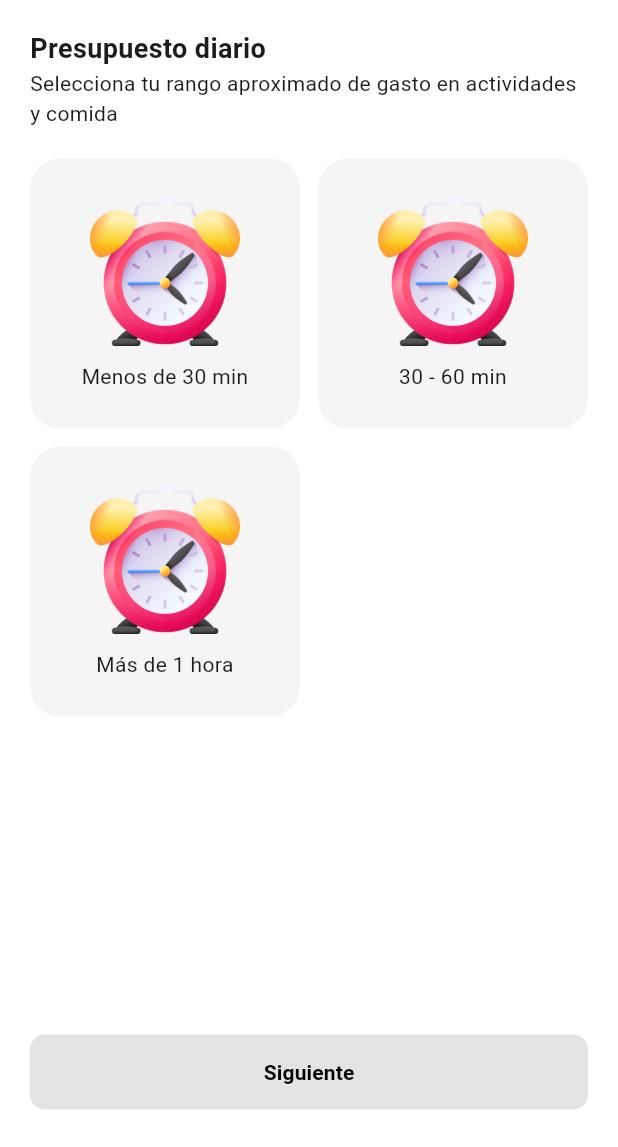
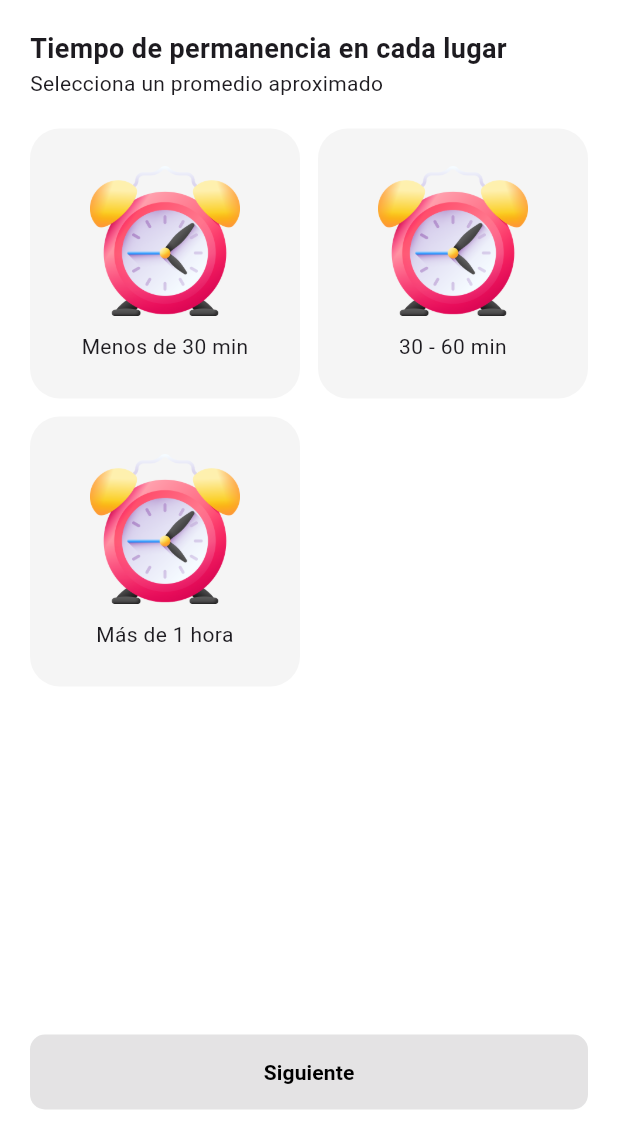
Before and after one commit to josephaven/viayage-frontend, a Flutter app: the QuestionnaireStep5 screen opened directly with empty values, on a phone screen of 412 x 824 dp, the part 89-1236 px from its top. Run offline on Flutter 3.47's test engine with Material 3 defaults, Android fonts, the light colour scheme and no system bars; our stand-ins replace flutter_secure_storage; accounts and stored records are empty.

```diff
--- a/lib/views/questionnaire/questionnaire_step5.dart
+++ b/lib/views/questionnaire/questionnaire_step5.dart
@@ -50,8 +50,8 @@ class _QuestionnaireStep5State extends State<QuestionnaireStep5> {
             children: [
               Text("Cuestionario", style: TextStyle(fontSize: 24, fontWeight: FontWeight.bold)),
               SizedBox(height: 20),
-              Text("Presupuesto diario", style: TextStyle(fontSize: 18, fontWeight: FontWeight.bold)),
-              Text("Selecciona tu rango aproximado de gasto en actividades y comida", style: TextStyle(fontSize: 14)),
+              Text("Tiempo de permanencia en cada lugar", style: TextStyle(fontSize: 18, fontWeight: FontWeight.bold)),
+              Text("Selecciona un promedio aproximado", style: TextStyle(fontSize: 14)),
               SizedBox(height: 20),
               Expanded(
                 child: GridView.count(
```
